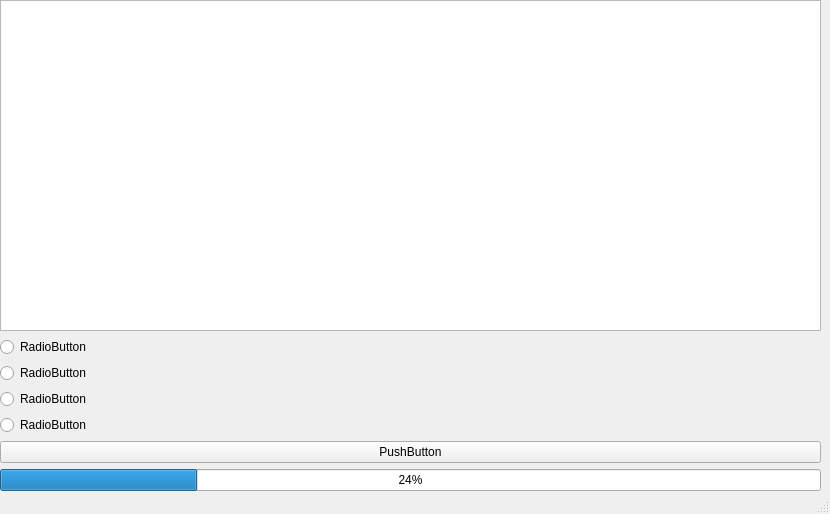
The window that Client/Resources/quiz.ui (thegamingbot/Key-Distribution-Center) describes before a commit, drawn with Qt 5.
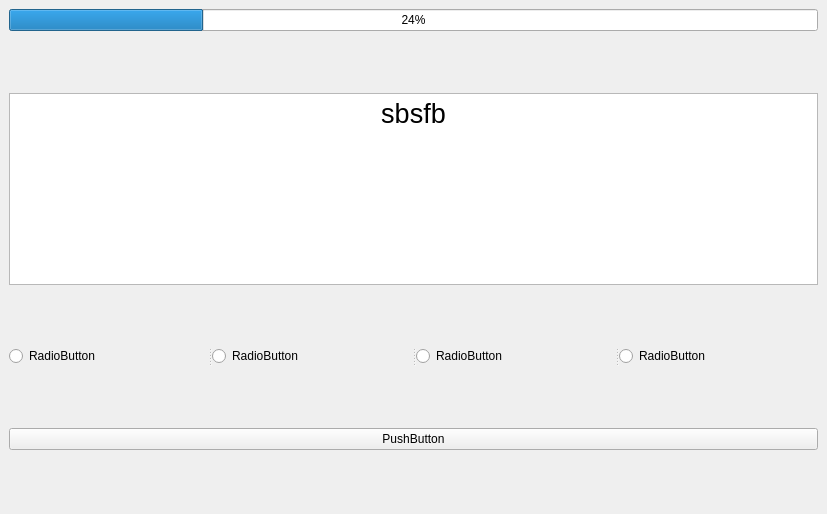
The same window after the commit.

Commit message: Quiz Server Client Added

Patch:
```diff
--- a/Client/Resources/quiz.ui
+++ b/Client/Resources/quiz.ui
@@ -6,7 +6,7 @@
    <rect>
     <x>0</x>
     <y>0</y>
-    <width>830</width>
+    <width>827</width>
     <height>514</height>
    </rect>
   </property>
@@ -14,69 +14,117 @@
    <string>MainWindow</string>
   </property>
   <widget class="QWidget" name="centralwidget">
-   <widget class="QWidget" name="">
-    <property name="geometry">
-     <rect>
-      <x>0</x>
-      <y>0</y>
-      <width>821</width>
-      <height>491</height>
-     </rect>
-    </property>
-    <layout class="QVBoxLayout" name="verticalLayout_2">
-     <item>
-      <layout class="QVBoxLayout" name="verticalLayout">
-       <item>
-        <widget class="QTextEdit" name="textEdit"/>
-       </item>
-       <item>
+   <layout class="QHBoxLayout" name="horizontalLayout">
+    <item>
+     <layout class="QFormLayout" name="formLayout">
+      <item row="0" column="0" colspan="2">
+       <widget class="QProgressBar" name="progressBar">
+        <property name="value">
+         <number>24</number>
+        </property>
+       </widget>
+      </item>
+      <item row="2" column="0" colspan="2">
+       <widget class="QTextEdit" name="textEdit">
+        <property name="html">
+         <string>&lt;!DOCTYPE HTML PUBLIC &quot;-//W3C//DTD HTML 4.0//EN&quot; &quot;http://www.w3.org/TR/REC-html40/strict.dtd&quot;&gt;
+&lt;html&gt;&lt;head&gt;&lt;meta name=&quot;qrichtext&quot; content=&quot;1&quot; /&gt;&lt;style type=&quot;text/css&quot;&gt;
+p, li { white-space: pre-wrap; }
+&lt;/style&gt;&lt;/head&gt;&lt;body style=&quot; font-family:'Fira Sans Semi-Light'; font-size:10pt; font-weight:400; font-style:normal;&quot;&gt;
+&lt;p align=&quot;center&quot; style=&quot; margin-top:0px; margin-bottom:0px; margin-left:0px; margin-right:0px; -qt-block-indent:0; text-indent:0px;&quot;&gt;&lt;span style=&quot; font-size:20pt;&quot;&gt;sbsfb&lt;/span&gt;&lt;/p&gt;&lt;/body&gt;&lt;/html&gt;</string>
+        </property>
+       </widget>
+      </item>
+      <item row="4" column="0" colspan="2">
+       <widget class="QSplitter" name="splitter">
+        <property name="orientation">
+         <enum>Qt::Horizontal</enum>
+        </property>
+        <widget class="QRadioButton" name="radioButton_2">
+         <property name="text">
+          <string>RadioButton</string>
+         </property>
+        </widget>
         <widget class="QRadioButton" name="radioButton_4">
          <property name="text">
           <string>RadioButton</string>
          </property>
         </widget>
-       </item>
-       <item>
         <widget class="QRadioButton" name="radioButton_3">
          <property name="text">
           <string>RadioButton</string>
          </property>
         </widget>
-       </item>
-       <item>
         <widget class="QRadioButton" name="radioButton">
          <property name="text">
           <string>RadioButton</string>
          </property>
         </widget>
-       </item>
-       <item>
-        <widget class="QRadioButton" name="radioButton_2">
-         <property name="text">
-          <string>RadioButton</string>
-         </property>
-        </widget>
-       </item>
-       <item>
-        <widget class="QPushButton" name="pushButton">
-         <property name="text">
-          <string>PushButton</string>
-         </property>
-        </widget>
-       </item>
-      </layout>
-     </item>
-     <item>
-      <widget class="QProgressBar" name="progressBar">
-       <property name="value">
-        <number>24</number>
-       </property>
-      </widget>
-     </item>
-    </layout>
-   </widget>
+       </widget>
+      </item>
+      <item row="6" column="0" colspan="2">
+       <widget class="QPushButton" name="pushButton">
+        <property name="text">
+         <string>PushButton</string>
+        </property>
+       </widget>
+      </item>
+      <item row="5" column="0" colspan="2">
+       <spacer name="verticalSpacer_2">
+        <property name="orientation">
+         <enum>Qt::Vertical</enum>
+        </property>
+        <property name="sizeHint" stdset="0">
+         <size>
+          <width>20</width>
+          <height>40</height>
+         </size>
+        </property>
+       </spacer>
+      </item>
+      <item row="3" column="0" colspan="2">
+       <spacer name="verticalSpacer">
+        <property name="orientation">
+         <enum>Qt::Vertical</enum>
+        </property>
+        <property name="sizeHint" stdset="0">
+         <size>
+          <width>20</width>
+          <height>40</height>
+         </size>
+        </property>
+       </spacer>
+      </item>
+      <item row="1" column="0" colspan="2">
+       <spacer name="verticalSpacer_3">
+        <property name="orientation">
+         <enum>Qt::Vertical</enum>
+        </property>
+        <property name="sizeHint" stdset="0">
+         <size>
+          <width>20</width>
+          <height>40</height>
+         </size>
+        </property>
+       </spacer>
+      </item>
+      <item row="7" column="0" colspan="2">
+       <spacer name="verticalSpacer_4">
+        <property name="orientation">
+         <enum>Qt::Vertical</enum>
+        </property>
+        <property name="sizeHint" stdset="0">
+         <size>
+          <width>20</width>
+          <height>40</height>
+         </size>
+        </property>
+       </spacer>
+      </item>
+     </layout>
+    </item>
+   </layout>
   </widget>
-  <widget class="QStatusBar" name="statusbar"/>
  </widget>
  <resources/>
  <connections/>
```
The commit also changes 21 other files.
